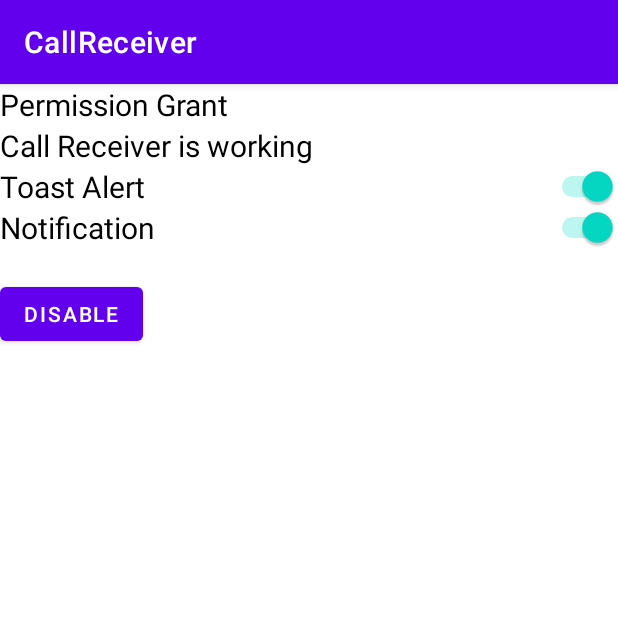
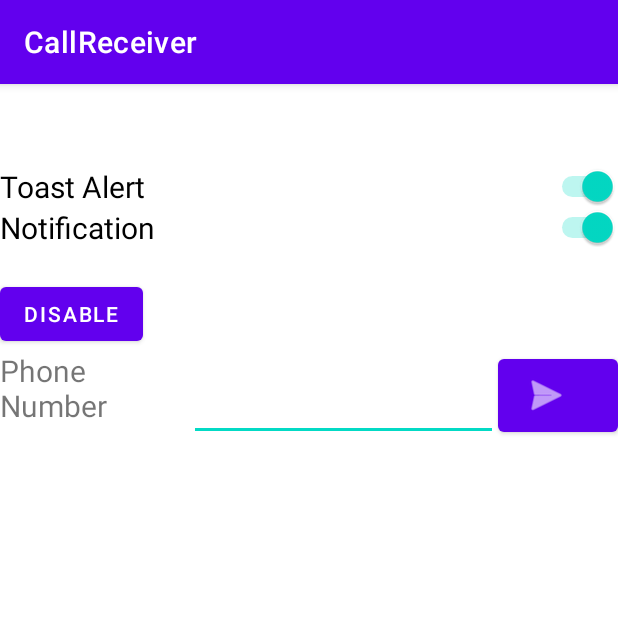
Before and after one commit to htchan/CallerReceiver, an Android app: the screen it shows after launch (MainActivity), after a tap on "ENABLE", on a phone screen of 412 x 824 dp, the top half of it. Run offline under Robolectric (Android 15) with nearby library versions, the phone set to English and light mode, and no system bars.

```diff
--- a/CallReceiver/app/src/main/AndroidManifest.xml
+++ b/CallReceiver/app/src/main/AndroidManifest.xml
@@ -5,7 +5,7 @@
     <uses-permission android:name="android.permission.READ_PHONE_STATE" />
     <uses-permission android:name="android.permission.READ_CALL_LOG" />
     <uses-permission android:name="android.permission.READ_CONTACTS" />
-    <uses-permission android:name="android.permission.INTERNET"/>
+    <uses-permission android:name="android.permission.INTERNET" />
 
     <application
         android:allowBackup="true"
--- a/CallReceiver/app/src/main/java/com/htchan/callreceiver/MainActivity.kt
+++ b/CallReceiver/app/src/main/java/com/htchan/callreceiver/MainActivity.kt
@@ -9,9 +9,16 @@ import android.content.pm.PackageManager
 import android.content.ComponentName
 import android.content.Context
 import android.content.SharedPreferences
+import android.content.res.Configuration
+import android.util.Log
+import android.widget.EditText
 import android.widget.Switch
 import com.htchan.callreceiver.helper.CallerHintHelper
 import com.htchan.callreceiver.helper.PermissionHelper
+import kotlinx.coroutines.CoroutineScope
+import kotlinx.coroutines.Dispatchers
+import kotlinx.coroutines.launch
+import okhttp3.Dispatcher
 
 
 class MainActivity : AppCompatActivity() {
@@ -33,6 +40,7 @@ class MainActivity : AppCompatActivity() {
             renderEnableButton()
         }
         renderSwitches()
+        setupTestArea()
     }
 
     override fun onResume() {
@@ -50,9 +58,9 @@ class MainActivity : AppCompatActivity() {
         val button = findViewById<Button>(R.id.enable_button)
         if (receiverEnabled == PackageManager.COMPONENT_ENABLED_STATE_ENABLED) {
             permissionText.text = getString(R.string.permission_grant)
-            permissionText.setTextColor(getColor(R.color.pass))
             receiverText.text = getString(R.string.receiver_enabled)
-            receiverText.setTextColor(getColor(R.color.pass))
+            permissionText.setTextColor(getColor(R.color.design_default_color_on_primary))
+            receiverText.setTextColor(getColor(R.color.design_default_color_on_primary))
             button.text = getString(R.string.disable)
             button.setOnClickListener {
                 this.packageManager.setComponentEnabledSetting(
@@ -65,7 +73,7 @@ class MainActivity : AppCompatActivity() {
             }
         } else {
             permissionText.text = getString(R.string.permission_grant)
-            permissionText.setTextColor(getColor(R.color.pass))
+            permissionText.setTextColor(getColor(R.color.design_default_color_on_primary))
             receiverText.text = getString(R.string.receiver_disabled)
             receiverText.setTextColor(getColor(R.color.fail))
             button.text = getString(R.string.enable)
@@ -115,4 +123,21 @@ class MainActivity : AppCompatActivity() {
             }
         }
     }
+
+    private fun setupTestArea() {
+        val testPhoneNumberInput = findViewById<EditText>(R.id.test_phone_number)
+        val sendTestButton = findViewById<Button>(R.id.send_test_button)
+        val testResultView = findViewById<TextView>(R.id.test_result)
+
+        sendTestButton.setOnClickListener {
+            CoroutineScope(Dispatchers.IO).launch {
+                Log.e("callreceiver", testPhoneNumberInput.text.toString())
+                val result = CallerHintHelper().map(testPhoneNumberInput.text.toString())
+                Log.e("callreceiver", "result: $result")
+                runOnUiThread {
+                    testResultView.text = result
+                }
+            }
+        }
+    }
 }
--- a/CallReceiver/app/src/main/res/layout/activity_main.xml
+++ b/CallReceiver/app/src/main/res/layout/activity_main.xml
@@ -3,7 +3,7 @@
     xmlns:app="http://schemas.android.com/apk/res-auto"
     xmlns:tools="http://schemas.android.com/tools"
     android:layout_width="match_parent"
-    android:layout_height="match_parent"
+    android:layout_height="wrap_content"
     tools:context=".MainActivity">
 
     <LinearLayout
@@ -45,6 +45,44 @@
             android:layout_height="wrap_content"
             android:layout_marginTop="20dp"
             android:text="Button" />
+
+        <LinearLayout
+            android:layout_width="match_parent"
+            android:layout_height="wrap_content"
+            android:orientation="horizontal">
+
+            <TextView
+                android:id="@+id/test_phone_label"
+                android:layout_width="wrap_content"
+                android:layout_height="match_parent"
+                android:layout_weight="1"
+                android:text="Phone Number"
+                android:textSize="20sp" />
+
+            <EditText
+                android:id="@+id/test_phone_number"
+                android:layout_width="wrap_content"
+                android:layout_height="match_parent"
+                android:layout_weight="1"
+                android:ems="10"
+                android:inputType="phone" />
+
+            <Button
+                android:id="@+id/send_test_button"
+                android:layout_width="wrap_content"
+                android:layout_height="match_parent"
+                android:layout_weight="1"
+                app:icon="@android:drawable/ic_menu_send" />
+
+        </LinearLayout>
+
+        <TextView
+            android:id="@+id/test_result"
+            android:layout_width="wrap_content"
+            android:layout_height="wrap_content"
+            android:layout_weight="1"
+            android:textSize="20sp" />
+
     </LinearLayout>
 
 </androidx.constraintlayout.widget.ConstraintLayout>
--- a/CallReceiver/app/src/main/res/values/colors.xml
+++ b/CallReceiver/app/src/main/res/values/colors.xml
@@ -8,5 +8,6 @@
     <color name="black">#FF000000</color>
     <color name="white">#FFFFFFFF</color>
     <color name="pass">#000000</color>
+    <color name="pass_night">#FFFFFF</color>
     <color name="fail">#FF0000</color>
 </resources>
```
Also changed, not shown: CallReceiver/app/src/main/java/com/htchan/callreceiver/CallReceiver.kt (+5 -3 lines), CallReceiver/app/src/main/java/com/htchan/callreceiver/helper/CallerHintHelper.kt (+27 -8 lines).
